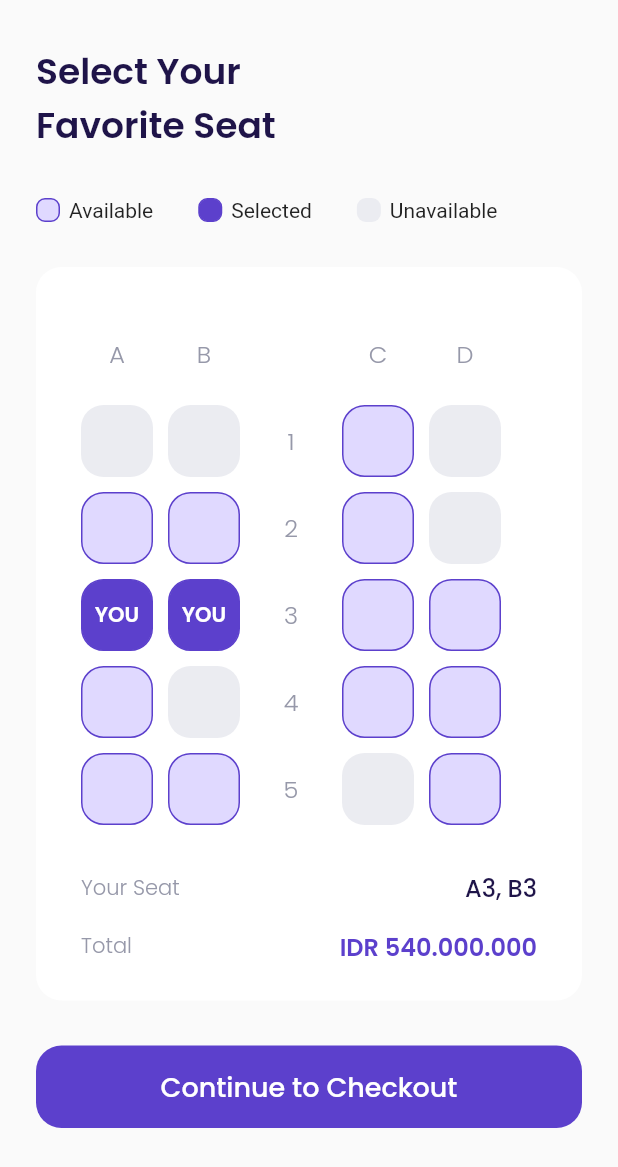
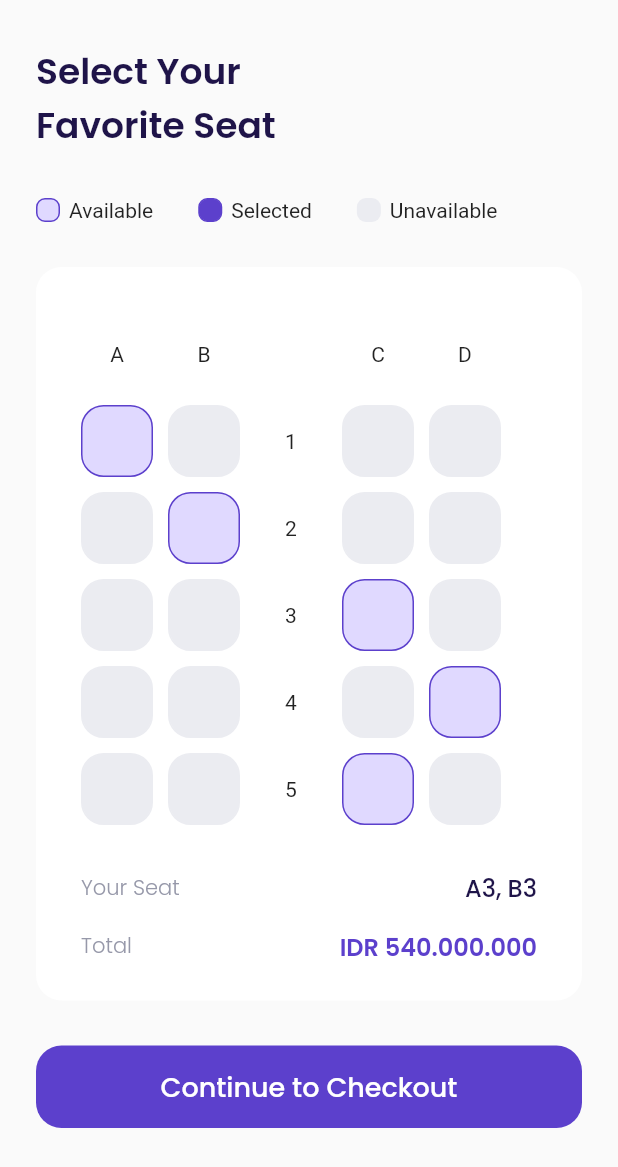
Before and after one commit to dikialfin/travelApp, a Flutter app: the SelectSeat screen opened by its route, on a phone screen of 412 x 824 dp. Shown: the top 1167 px of the screen. Run offline on Flutter 3.47's test engine with Material 2 defaults, Android fonts, the phone set to English and light mode, and no system bars; our stand-ins replace bloc, cloud_firestore, equatable, firebase_auth, firebase_core, flutter_bloc and 1 more; accounts and stored records are empty.

Commit message:
Course : 62 select dan deselect seat

```diff
--- a/lib/UI/Pages/select_seat.dart
+++ b/lib/UI/Pages/select_seat.dart
@@ -89,165 +89,176 @@ class SelectSeat extends StatelessWidget {
               // Seat Initial
               Row(
                 children: [
-                  CustomBoxSelectSeat(
-                    statusCode: 3,
-                    text: 'A',
-                  ),
-                  CustomBoxSelectSeat(
-                    statusCode: 3,
-                    text: 'B',
-                  ),
-                  CustomBoxSelectSeat(
-                    statusCode: 3,
-                    text: '',
-                  ),
-                  CustomBoxSelectSeat(
-                    statusCode: 3,
-                    text: 'C',
-                  ),
-                  CustomBoxSelectSeat(
-                    statusCode: 3,
-                    text: 'D',
-                  ),
+                  Container(
+                      margin: EdgeInsets.only(right: 10, top: 10),
+                      height: 48,
+                      width: 48,
+                      child: Center(
+                        child: Text('A'),
+                      )),
+                  Container(
+                      margin: EdgeInsets.only(right: 10, top: 10),
+                      height: 48,
+                      width: 48,
+                      child: Center(
+                        child: Text('B'),
+                      )),
+                  Container(
+                      margin: EdgeInsets.only(right: 10, top: 10),
+                      height: 48,
+                      width: 48,
+                      child: Center(
+                        child: Text(''),
+                      )),
+                  Container(
+                      margin: EdgeInsets.only(right: 10, top: 10),
+                      height: 48,
+                      width: 48,
+                      child: Center(
+                        child: Text('C'),
+                      )),
+                  Container(
+                      margin: EdgeInsets.only(right: 10, top: 10),
+                      height: 48,
+                      width: 48,
+                      child: Center(
+                        child: Text('D'),
+                      )),
                 ],
               ),
               // Seat Number Postion
               Row(
                 children: [
                   CustomBoxSelectSeat(
-                    statusCode: 2,
-                    text: '',
                     idSeat: 'A1',
+                    isAvailable: true,
                   ),
                   CustomBoxSelectSeat(
-                    statusCode: 2,
-                    text: '',
                     idSeat: 'B1',
+                    isAvailable: false,
+                  ),
+                  Container(
+                      margin: EdgeInsets.only(right: 10, top: 10),
+                      height: 48,
+                      width: 48,
+                      child: Center(
+                        child: Text('1'),
+                      )),
+                  CustomBoxSelectSeat(
+                    idSeat: 'C1',
+                    isAvailable: false,
                   ),
                   CustomBoxSelectSeat(
-                    statusCode: 3,
-                    text: '1',
-                  ),
-                  CustomBoxSelectSeat(
-                    statusCode: 0,
-                    text: '',
-                    idSeat: 'C1',
-                  ),
-                  CustomBoxSelectSeat(
-                    statusCode: 2,
-                    text: '',
                     idSeat: 'D1',
+                    isAvailable: false,
                   ),
                 ],
               ),
               Row(
                 children: [
                   CustomBoxSelectSeat(
-                    statusCode: 0,
-                    text: '',
                     idSeat: 'A2',
+                    isAvailable: false,
                   ),
                   CustomBoxSelectSeat(
-                    statusCode: 0,
-                    text: '',
                     idSeat: 'B2',
+                    isAvailable: true,
+                  ),
+                  Container(
+                      margin: EdgeInsets.only(right: 10, top: 10),
+                      height: 48,
+                      width: 48,
+                      child: Center(
+                        child: Text('2'),
+                      )),
+                  CustomBoxSelectSeat(
+                    idSeat: 'C2',
+                    isAvailable: false,
                   ),
                   CustomBoxSelectSeat(
-                    statusCode: 3,
-                    text: '2',
-                  ),
-                  CustomBoxSelectSeat(
-                    statusCode: 0,
-                    text: '',
-                    idSeat: 'C2',
-                  ),
-                  CustomBoxSelectSeat(
-                    statusCode: 2,
-                    text: '',
                     idSeat: 'D2',
+                    isAvailable: false,
                   ),
                 ],
               ),
               Row(
                 children: [
                   CustomBoxSelectSeat(
-                    statusCode: 1,
-                    text: 'YOU',
                     idSeat: 'A3',
+                    isAvailable: false,
                   ),
                   CustomBoxSelectSeat(
-                    statusCode: 1,
-                    text: 'YOU',
                     idSeat: 'B3',
+                    isAvailable: false,
+                  ),
+                  Container(
+                      margin: EdgeInsets.only(right: 10, top: 10),
+                      height: 48,
+                      width: 48,
+                      child: Center(
+                        child: Text('3'),
+                      )),
+                  CustomBoxSelectSeat(
+                    idSeat: 'C3',
+                    isAvailable: true,
                   ),
                   CustomBoxSelectSeat(
-                    statusCode: 3,
-                    text: '3',
-                  ),
-                  CustomBoxSelectSeat(
-                    statusCode: 0,
-                    text: '',
-                    idSeat: 'C3',
-                  ),
-                  CustomBoxSelectSeat(
-                    statusCode: 0,
-                    text: '',
+                    idSeat: 'D3',
+                    isAvailable: false,
                   ),
                 ],
               ),
               Row(
                 children: [
                   CustomBoxSelectSeat(
-                    statusCode: 0,
-                    text: '',
                     idSeat: 'A4',
+                    isAvailable: false,
                   ),
                   CustomBoxSelectSeat(
-                    statusCode: 2,
-                    text: '',
                     idSeat: 'B4',
+                    isAvailable: false,
+                  ),
+                  Container(
+                      margin: EdgeInsets.only(right: 10, top: 10),
+                      height: 48,
+                      width: 48,
+                      child: Center(
+                        child: Text('4'),
+                      )),
+                  CustomBoxSelectSeat(
+                    idSeat: 'C4',
+                    isAvailable: false,
                   ),
                   CustomBoxSelectSeat(
-                    statusCode: 3,
-                    text: '4',
-                  ),
-                  CustomBoxSelectSeat(
-                    statusCode: 0,
-                    text: '',
-                    idSeat: 'C4',
-                  ),
-                  CustomBoxSelectSeat(
-                    statusCode: 0,
-                    text: '',
                     idSeat: 'D4',
+                    isAvailable: true,
                   ),
                 ],
               ),
               Row(
                 children: [
                   CustomBoxSelectSeat(
-                    statusCode: 0,
-                    text: '',
                     idSeat: 'A5',
+                    isAvailable: false,
                   ),
                   CustomBoxSelectSeat(
-                    statusCode: 0,
-                    text: '',
                     idSeat: 'B5',
+                    isAvailable: false,
+                  ),
+                  Container(
+                      margin: EdgeInsets.only(right: 10, top: 10),
+                      height: 48,
+                      width: 48,
+                      child: Center(
+                        child: Text('5'),
+                      )),
+                  CustomBoxSelectSeat(
+                    idSeat: 'C5',
+                    isAvailable: true,
                   ),
                   CustomBoxSelectSeat(
-                    statusCode: 3,
-                    text: '5',
-                  ),
-                  CustomBoxSelectSeat(
-                    statusCode: 2,
-                    text: '',
-                    idSeat: 'C5',
-                  ),
-                  CustomBoxSelectSeat(
-                    statusCode: 0,
-                    text: '',
                     idSeat: 'D5',
+                    isAvailable: false,
                   ),
                 ],
               ),
--- a/lib/UI/Widgets/customBoxSelectSeat.dart
+++ b/lib/UI/Widgets/customBoxSelectSeat.dart
@@ -4,46 +4,55 @@ import 'package:airplane/Shared/theme.dart';
 import 'package:flutter_bloc/flutter_bloc.dart';
 
 class CustomBoxSelectSeat extends StatelessWidget {
-  final int statusCode;
-  final String text;
   final String idSeat;
+  final bool isAvailable;
 
   const CustomBoxSelectSeat(
-      {Key? key, required this.statusCode, this.text = '', this.idSeat = ''})
+      {Key? key, required this.idSeat, this.isAvailable = true})
       : super(key: key);
 
   @override
   Widget build(BuildContext context) {
-    Color containerColor = colorTransparent;
-    Color borderColor = colorTransparent;
+    bool isSelected = context.watch<SeatCubitCubit>().isSelected(idSeat);
 
-    switch (this.statusCode) {
-      case 0:
-        containerColor = availableColor;
-        borderColor = primaryColor;
-        break;
-      case 1:
-        containerColor = primaryColor;
-        borderColor = primaryColor;
-        break;
-      case 2:
-        containerColor = unavailableColor;
-        break;
-      case 3:
-        containerColor = whiteColor;
-        break;
-      default:
-        containerColor = unavailableColor;
+    backgroundColor() {
+      if (isAvailable) {
+        if (isSelected) {
+          return primaryColor;
+        } else {
+          return availableColor;
+        }
+      } else {
+        return unavailableColor;
+      }
     }
 
-    TextStyle stringStyle = whiteTextStyle.copyWith(fontWeight: semiBold);
-    if (statusCode == 3) {
-      stringStyle = greyTextStyle.copyWith(fontWeight: regular, fontSize: 16);
+    borderColor() {
+      if (!isAvailable) {
+        return unavailableColor;
+      } else {
+        return primaryColor;
+      }
+    }
+
+    child() {
+      if (isSelected) {
+        return Center(
+          child: Text(
+            'YOU',
+            style: whiteTextStyle.copyWith(fontWeight: semiBold),
+          ),
+        );
+      } else {
+        return SizedBox();
+      }
     }
 
     return GestureDetector(
       onTap: () {
-        context.read<SeatCubitCubit>().selectSeat(idSeat);
+        if (isAvailable) {
+          context.read<SeatCubitCubit>().selectSeat(idSeat);
+        }
       },
       child: Container(
           margin: EdgeInsets.only(right: 10, top: 10),
@@ -51,14 +60,9 @@ class CustomBoxSelectSeat extends StatelessWidget {
           width: 48,
           decoration: BoxDecoration(
               borderRadius: BorderRadius.circular(15),
-              color: containerColor,
-              border: Border.all(color: borderColor)),
-          child: Center(
-            child: Text(
-              text,
-              style: stringStyle,
-            ),
-          )),
+              color: backgroundColor(),
+              border: Border.all(color: borderColor())),
+          child: child()),
     );
   }
 }
--- a/lib/cubit/seat_cubit_cubit.dart
+++ b/lib/cubit/seat_cubit_cubit.dart
@@ -5,9 +5,19 @@ class SeatCubitCubit extends Cubit<List<String>> {
   SeatCubitCubit() : super([]);
 
   void selectSeat(String idSeat) {
-    print('prev state : ${state}');
-    state.add(idSeat);
-    print('new state : ${state}');
-    emit(state);
+    if (!isSelected(idSeat)) {
+      state.add(idSeat);
+    } else {
+      state.remove(idSeat);
+    }
+    emit(List.from(state));
+  }
+
+  // method untuk mengecek apakan id nya sudah ada di dalam list atau belum
+  // jika data tidak terdapat pada list indexOf() akan mengembalikan nilai -1
+  bool isSelected(String idSeat) {
+    int index = state.indexOf(idSeat);
+    print('Index : $index');
+    return (index == -1) ? false : true;
   }
 }
```
